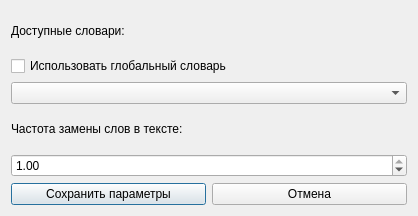
Old version of the form diglot-weave-gui/diglot-weave-gui/dialogs/textparamsdialog.ui in the repository kolodnikovm/diglotweave.
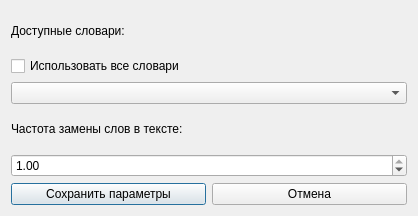
New version of the form.

The edit to the form file:
```diff
--- a/diglot-weave-gui/diglot-weave-gui/dialogs/textparamsdialog.ui
+++ b/diglot-weave-gui/diglot-weave-gui/dialogs/textparamsdialog.ui
@@ -30,7 +30,7 @@
      <item>
       <widget class="QCheckBox" name="globalDictCheckBox">
        <property name="text">
-        <string>Использовать глобальный словарь</string>
+        <string>Использовать все словари</string>
        </property>
       </widget>
      </item>
```
